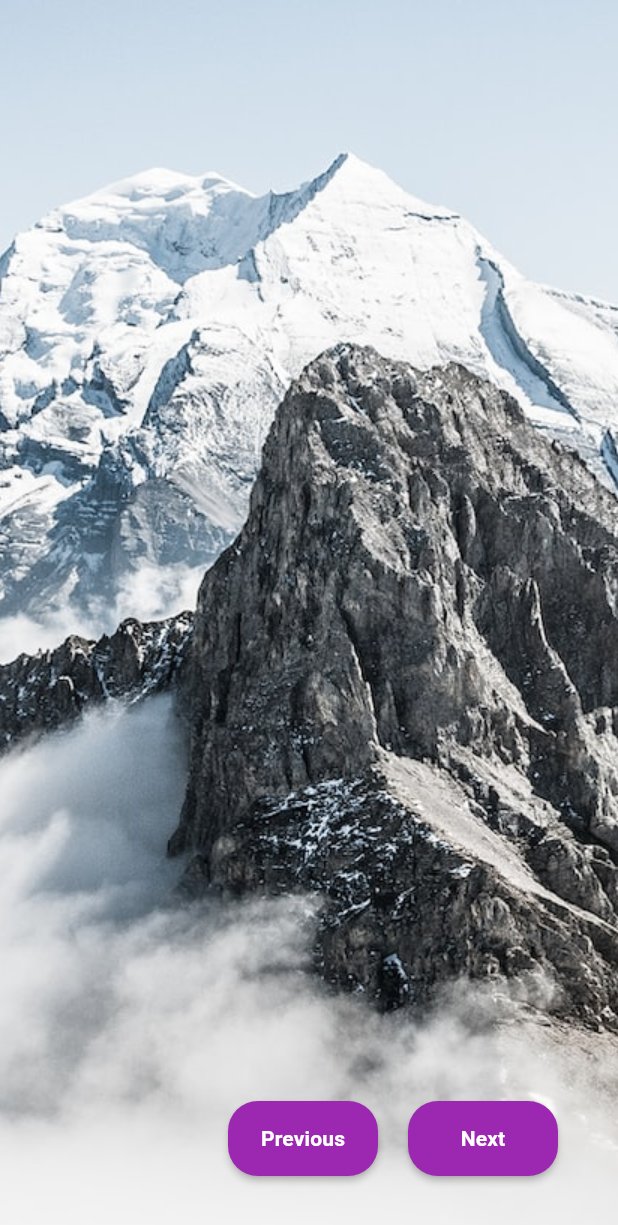
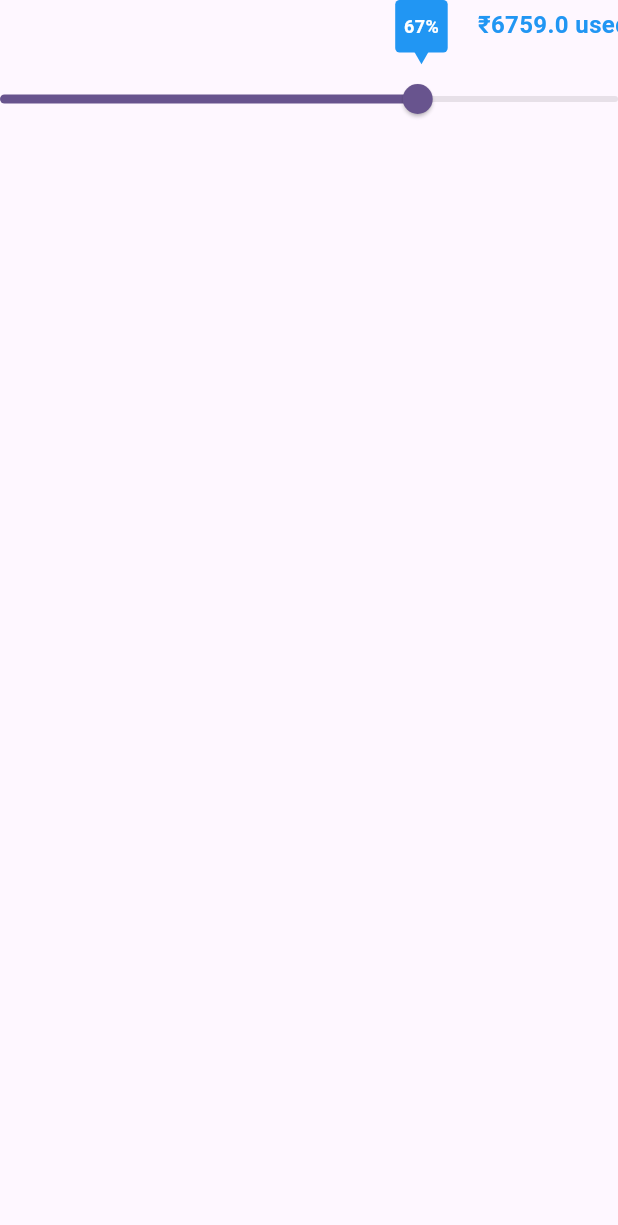
Before and after one commit to imayush-chauhan/flutter_syoft, a Flutter app: the screen it shows after launch, on a phone screen of 412 x 824 dp. Shown: the top 1225 px of the screen. Run offline on Flutter 3.47's test engine with Material 3 defaults, Android fonts, the phone set to English and light mode, and no system bars; missing offline and left inert: speech_to_text_google_dialog.

```diff
--- a/lib/main.dart
+++ b/lib/main.dart
@@ -1,5 +1,7 @@
 import 'package:flutter/material.dart';
+import 'package:flutter_ui/screen/credit_slider.dart';
 import 'package:flutter_ui/screen/image_circle.dart';
+import 'package:flutter_ui/screen/speech_to_text_ff.dart';
 
 void main() {
   runApp( MyApp());
@@ -17,7 +19,10 @@ class MyApp extends StatelessWidget {
         colorScheme: ColorScheme.fromSeed(seedColor: Colors.deepPurple),
         useMaterial3: true,
       ),
-      home: ImageCircle(),
+      home: CreditSlider(
+        total: 10000,
+        used: 6759,
+      ),
     );
   }
 }
--- /dev/null
+++ b/lib/screen/credit_slider.dart
@@ -0,0 +1,164 @@
+import 'dart:math';
+import 'package:flutter/material.dart';
+
+class CreditSlider extends StatefulWidget {
+  final double? height;
+  final double? width;
+  final double total;
+  final double used;
+  const CreditSlider({Key? key, this.height, this.width,required this.total,required this.used}) : super(key: key);
+
+  @override
+  State<CreditSlider> createState() => _CreditSliderState();
+}
+
+class _CreditSliderState extends State<CreditSlider> {
+
+  double value = 0;
+
+  @override
+  void initState() {
+    // TODO: implement initState
+    super.initState();
+    set();
+  }
+
+  set(){
+    value = (widget.used * 100) / widget.total;
+    print(value);
+  }
+
+  @override
+  Widget build(BuildContext context) {
+    return Scaffold(
+      body: SizedBox(
+        height: 90,
+        width: MediaQuery.of(context).size.width,
+        child: Stack(
+          children: [
+            Positioned(
+              top: 0,
+              left: MediaQuery.of(context).size.width * (value/100) - 15,
+              child: Column(
+                crossAxisAlignment: CrossAxisAlignment.center,
+                mainAxisAlignment: MainAxisAlignment.start,
+                children: [
+                  Container(
+                    height: 35,
+                    width: 35,
+                    decoration: BoxDecoration(
+                      color: Colors.blue,
+                      borderRadius: BorderRadius.circular(3),
+                    ),
+                    alignment: Alignment.center,
+                    child: Text(value.toInt().toString() + "%",
+                    style: TextStyle(
+                      color: Colors.white,
+                      fontWeight: FontWeight.w600,
+                      fontSize: 12
+                    ),),
+                  ),
+                  Transform.rotate(
+                      child: CustomPaint(
+                        painter: TrianglePainter(
+                          color: Colors.blue,
+                          sideSize: 18,
+                        ),
+                      ),
+                      angle: pi,)
+                ],
+              ),
+            ),
+            Positioned(
+              top: 5,
+              left: value < 75 ?
+              MediaQuery.of(context).size.width * (value/100) + 40 :
+              MediaQuery.of(context).size.width * (value/100) - 130,
+              child: Text("₹${widget.used} used",
+              style: TextStyle(
+                color: Colors.blue,
+                fontSize: 16,
+                fontWeight: FontWeight.w600
+              ),)
+            ),
+            Positioned(
+              bottom: 0,
+              left: 0,
+              right: 0,
+              child: SliderTheme(
+                data: SliderThemeData(
+                  trackShape: CustomTrackShape()
+                ),
+                child: Slider(
+                  value: value,
+                  min: 0,
+                  max: 100,
+                  onChanged: (_){},
+                ),
+              ),
+            ),
+          ],
+        ),
+      ),
+    );
+  }
+}
+
+class TrianglePainter extends CustomPainter {
+  double sideSize;
+
+  Color color;
+  TrianglePainter({required this.sideSize, required this.color});
+
+  @override
+  void paint(Canvas canvas, Size size) {
+    double ySize = sideSize * cos(30 * pi / 180);
+    double xSize = sideSize;
+
+    double point0x = xSize / 2;
+    double point0y = ySize / 2;
+
+    double point1x = -xSize / 2;
+    double point1y = ySize / 2;
+
+    double point2x = 0;
+    double point2y = -ySize / 2;
+
+    Path path = Path();
+    path.moveTo(point0x, point0y);
+    path.lineTo(point1x, point1y);
+    path.lineTo(point2x, point2y);
+    path.lineTo(point0x, point0y);
+    path.close();
+    canvas.drawPath(
+        path,
+        Paint()
+          ..color = color
+          ..style = PaintingStyle.fill);
+
+    canvas.save();
+    canvas.restore();
+  }
+
+  @override
+  bool shouldRepaint(TrianglePainter oldDelegate) {
+    return oldDelegate.color != color || oldDelegate.sideSize != sideSize;
+  }
+}
+
+class CustomTrackShape extends RoundedRectSliderTrackShape {
+  @override
+  Rect getPreferredRect({
+    required RenderBox parentBox,
+    Offset offset = Offset.zero,
+    required SliderThemeData sliderTheme,
+    bool isEnabled = false,
+    bool isDiscrete = false,
+  }) {
+    final trackHeight = sliderTheme.trackHeight;
+    final trackLeft = offset.dx;
+    final trackTop = offset.dy + (parentBox.size.height - trackHeight!) / 2;
+    final trackWidth = parentBox.size.width;
+    return Rect.fromLTWH(trackLeft, trackTop, trackWidth, trackHeight);
+  }
+}
--- a/pubspec.yaml
+++ b/pubspec.yaml
@@ -35,6 +35,7 @@ dependencies:
   # The following adds the Cupertino Icons font to your application.
   # Use with the CupertinoIcons class for iOS style icons.
   cupertino_icons: ^1.0.2
+  speech_to_text_google_dialog: ^0.0.5
 
 dev_dependencies:
   flutter_test:
```
Also changed, not shown: lib/screen/speech_to_text_ff.dart (added, +59 -0 lines), pubspec.lock.
